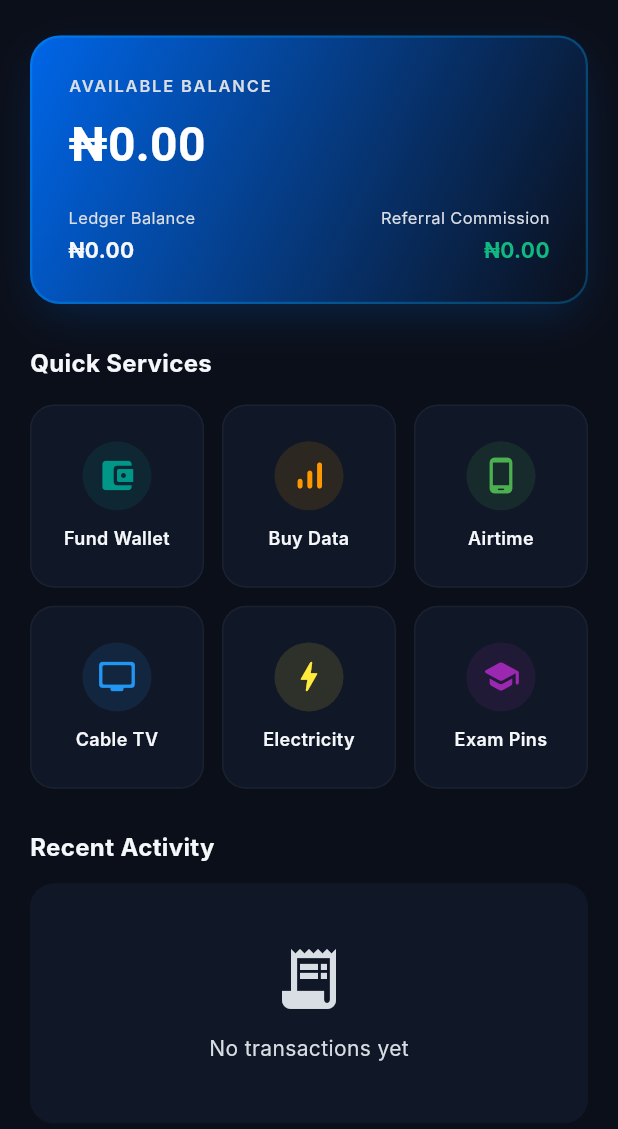
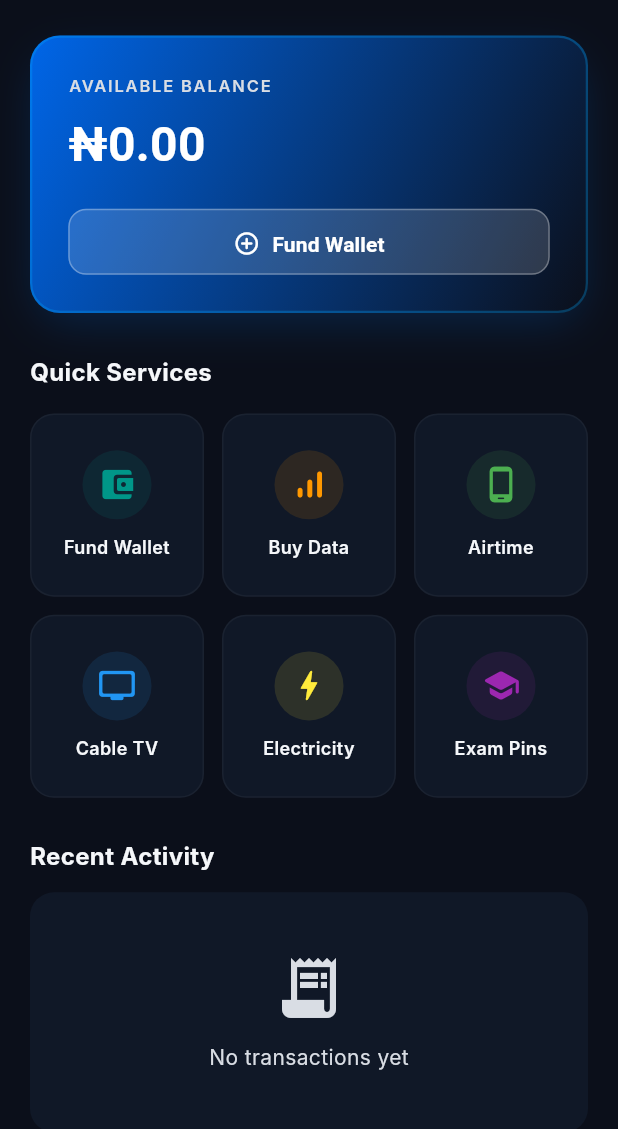
Before and after one commit to digitallyahead1/abdatahub, a Flutter app: the HomeTab screen opened directly, on a phone screen of 412 x 824 dp, the part 107-1236 px from its top. Run offline on Flutter 3.47's test engine with Material 3 defaults, Android fonts, the phone set to English and light mode, and no system bars; our stand-ins replace dio, flutter_dotenv, flutter_secure_storage, pdf, share_plus; accounts and stored records are empty; network calls fail; Roboto replaces fonts that are missing (Inter, Manrope, Poppins).

Commit message:
feat(home): remove ledger balance & referral commission, add Fund Wallet button on wallet card

```diff
--- a/mobile/lib/screens/home_tab.dart
+++ b/mobile/lib/screens/home_tab.dart
@@ -240,53 +240,32 @@ class _HomeTabState extends State<HomeTab> {
                                 fontFamily: 'Poppins',
                               ),
                             ),
-                      const SizedBox(height: 18),
-                      Row(
-                        mainAxisAlignment: MainAxisAlignment.spaceBetween,
-                        children: [
-                          Column(
-                            crossAxisAlignment: CrossAxisAlignment.start,
-                            children: [
-                              Text(
-                                'Ledger Balance',
-                                style: TextStyle(
-                                  color: AppColors.silverMuted,
-                                  fontSize: 11,
-                                ),
-                              ),
-                              const SizedBox(height: 4),
-                              Text(
-                                '₦${walletProvider.ledgerBalance.toStringAsFixed(2)}',
-                                style: TextStyle(
-                                  color: AppColors.silverLight,
-                                  fontSize: 14,
-                                  fontWeight: FontWeight.bold,
-                                ),
-                              ),
-                            ],
+                      const SizedBox(height: 20),
+                      // Fund Wallet Button
+                      SizedBox(
+                        width: double.infinity,
+                        height: 44,
+                        child: ElevatedButton.icon(
+                          onPressed: () => _navigateToService(context, const WalletTab()),
+                          style: ElevatedButton.styleFrom(
+                            backgroundColor: Colors.white.withValues(alpha: 0.15),
+                            foregroundColor: Colors.white,
+                            elevation: 0,
+                            shape: RoundedRectangleBorder(
+                              borderRadius: BorderRadius.circular(12),
+                              side: BorderSide(color: Colors.white.withValues(alpha: 0.3)),
+                            ),
                           ),
-                          Column(
-                            crossAxisAlignment: CrossAxisAlignment.end,
-                            children: [
-                              Text(
-                                'Referral Commission',
-                                style: TextStyle(
-                                  color: AppColors.silverMuted,
-                                  fontSize: 11,
-                                ),
-                              ),
-                              const SizedBox(height: 4),
-                              Text(
-                                '₦${walletProvider.referralEarnings.toStringAsFixed(2)}',
-                                style: const TextStyle(
-                                  color: AppColors.success,
-                                  fontSize: 14,
-                                  fontWeight: FontWeight.bold,
-                                ),
-                              ),
-                            ],
+                          icon: const Icon(Icons.add_circle_outline_rounded, size: 18, color: Colors.white),
+                          label: const Text(
+                            'Fund Wallet',
+                            style: TextStyle(
+                              color: Colors.white,
+                              fontWeight: FontWeight.bold,
+                              fontSize: 14,
+                            ),
                           ),
-                        ],
+                        ),
                       ),
                     ],
                   ),
```
